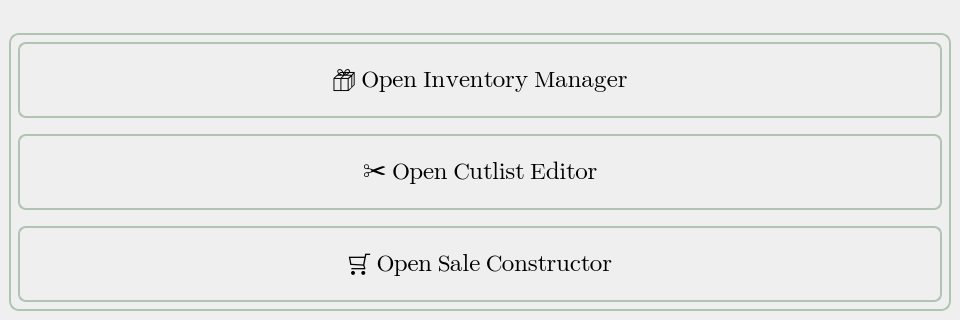
thelenlucas/Senior-Design, file ui/mainwindow.ui: the form before one commit; both pictures show x 0 to 960 and y 280 to 600 of the 960 by 600 pixel window.
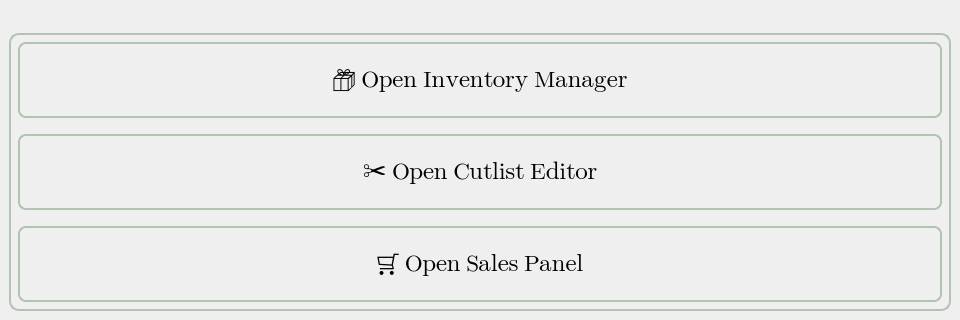
The form after the commit.

Patch:
```diff
--- a/ui/mainwindow.ui
+++ b/ui/mainwindow.ui
@@ -97,7 +97,7 @@
                             <item>
                                 <widget class="QPushButton" name="openSalesButton">
                                     <property name="text">
-                                        <string>🛒 Open Sale Constructor</string>
+                                        <string>🛒 Open Sales Panel</string>
                                     </property>
                                     <property name="minimumHeight">
                                         <number>50</number>
```
